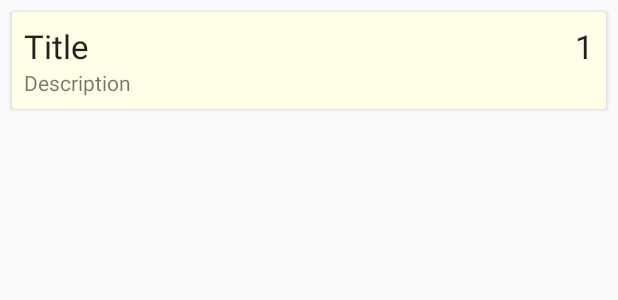
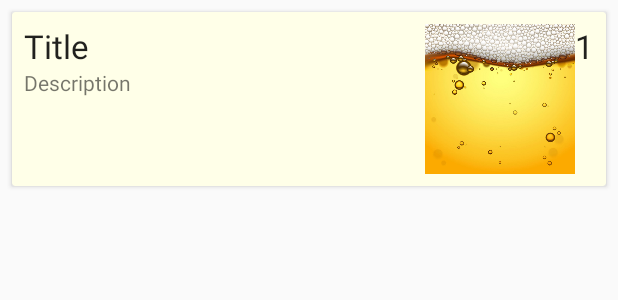
Before and after one commit to georgiev84/WhiteSpider, an Android app: the layout note_item.xml on its own in the app's theme, with its tools: preview values and no code run, on a phone screen of 412 x 824 dp. Shown: the top 300 px of the screen. Run offline under Robolectric (Android 15) with nearby library versions, the phone set to English and light mode, and no system bars.

Commit message:
02.04.2019 progress

```diff
--- a/app/src/main/java/com/cablesapps/whitespider/FragmentHome.java
+++ b/app/src/main/java/com/cablesapps/whitespider/FragmentHome.java
@@ -131,7 +131,7 @@ public class FragmentHome  extends Fragment {
                 .setQuery(query, Note.class)
                 .build();
 
-        adapter = new NoteAdapter(options);
+        adapter = new NoteAdapter(options, getContext());
 
         RecyclerView recyclerView = v.findViewById(R.id.recycler_view);
         recyclerView.setHasFixedSize(true);
--- a/app/src/main/java/com/cablesapps/whitespider/Note.java
+++ b/app/src/main/java/com/cablesapps/whitespider/Note.java
@@ -3,6 +3,7 @@ package com.cablesapps.whitespider;
 public class Note {
     private String title;
     private String description;
+    private String image;
     private int priority;
 
     public Note(){
@@ -27,4 +28,8 @@ public class Note {
     public int getPriority() {
         return priority;
     }
+
+    public String getImage(){
+        return image;
+    }
 }
--- a/app/src/main/res/layout/note_item.xml
+++ b/app/src/main/res/layout/note_item.xml
@@ -9,18 +9,25 @@
     app:cardBackgroundColor="#FFFFE8">
     <RelativeLayout
         android:layout_width="match_parent"
-        android:layout_height="match_parent"
+        android:layout_height="wrap_content"
         android:padding="8dp">
+        <ImageView
+            android:id="@+id/imageView"
+            android:layout_width="100dp"
+            android:layout_height="100dp"
+            android:src="@drawable/beerbg"
+            android:layout_toStartOf="@+id/text_view_priority"/>
         <TextView
             android:id="@+id/text_view_title"
             android:layout_width="wrap_content"
             android:layout_height="wrap_content"
             android:text="Title"
-            android:layout_toStartOf="@+id/text_view_priority"
+            android:layout_toStartOf="@+id/imageView"
             android:layout_alignParentStart="true"
             android:maxLines="1"
             android:ellipsize="end"
             android:textAppearance="@style/TextAppearance.AppCompat.Large"/>
+
         <TextView
             android:id="@+id/text_view_priority"
             android:layout_width="wrap_content"
@@ -35,6 +42,7 @@
             android:layout_width="wrap_content"
             android:layout_height="wrap_content"
             android:layout_alignParentStart="true"
+            android:layout_toStartOf="@+id/imageView"
             android:text="Description"
             android:layout_below="@id/text_view_title"/>
     </RelativeLayout>
```
Also changed, not shown: app/src/main/java/com/cablesapps/whitespider/NoteAdapter.java (+13 -1 lines).
